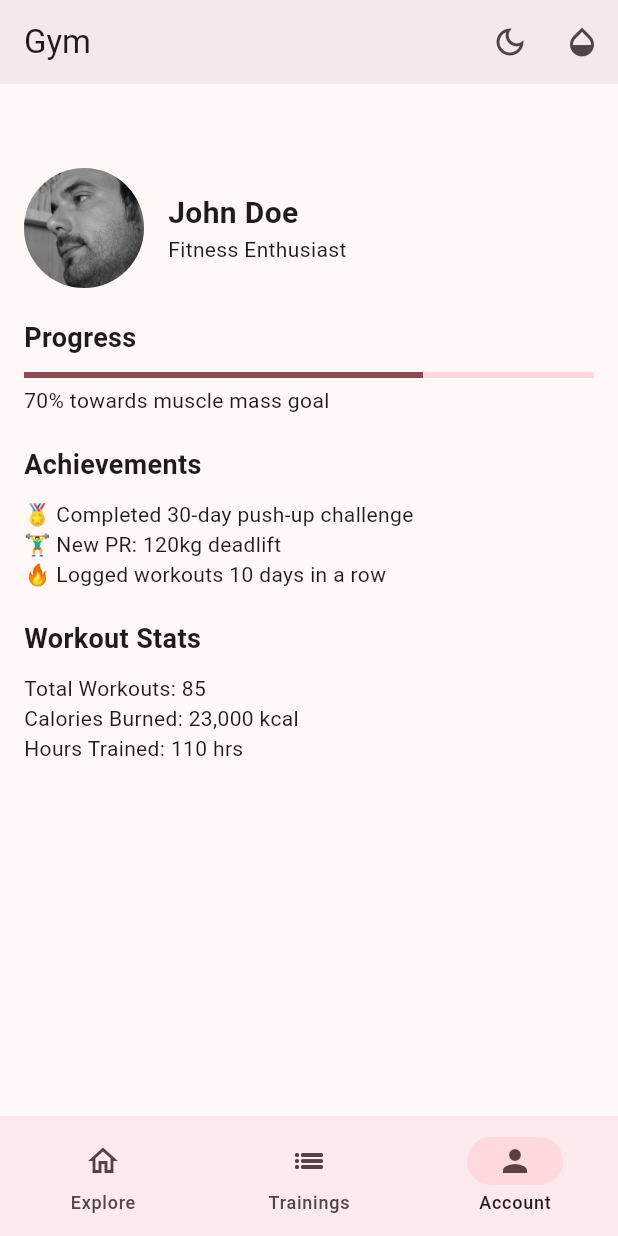
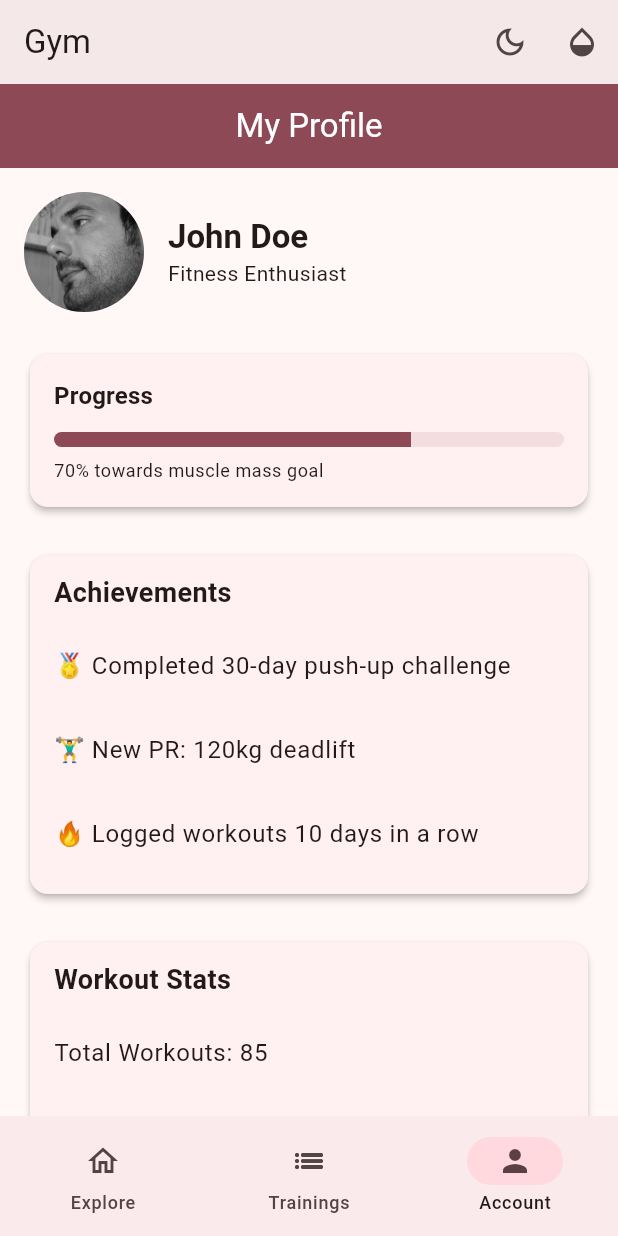
Before and after one commit to Marticat/finalka, a Flutter app: the screen it shows after launch, item 3 of the bottom bar chosen, on a phone screen of 412 x 824 dp. Run offline on Flutter 3.47's test engine with Material 3 defaults, Android fonts, the phone set to English and light mode, and no system bars.

Commit message:
Initial commit

```diff
--- a/lib/models/restaurant.dart
+++ b/lib/models/restaurant.dart
@@ -73,7 +73,7 @@ List<Restaurant> restaurants = [
         '''Upper body strength exercise focusing on back and biceps using body weight.''',
         price: 0.0, // бесплатное упражнение
         imageUrl:
-        'https://images.unsplash.com/photo-1598970434795-0c54fe7c0642?auto=format&fit=crop&w=930&q=80',
+        'https://barbend.com/wp-content/uploads/2024/05/never-start-back-workouts-with-pull-ups-1713758245.jpg',
       ),
       Item(
         name: 'Push-Ups',
--- a/lib/screens/profile_page.dart
+++ b/lib/screens/profile_page.dart
@@ -5,80 +5,147 @@ class ProfilePage extends StatelessWidget {
 
   @override
   Widget build(BuildContext context) {
+    final theme = Theme.of(context);
+    final textTheme = theme.textTheme;
+
     return Scaffold(
+      appBar: AppBar(
+        title: const Text("My Profile"),
+        centerTitle: true,
+        backgroundColor: theme.colorScheme.primary,
+        foregroundColor: theme.colorScheme.onPrimary,
+      ),
       body: SingleChildScrollView(
         padding: const EdgeInsets.all(16.0),
         child: Column(
           crossAxisAlignment: CrossAxisAlignment.start,
           children: [
-            const SizedBox(height: 40),
-            _buildProfileHeader(),
-            const SizedBox(height: 20),
-            _buildProgressSection(),
-            const SizedBox(height: 20),
-            _buildAchievementsSection(),
-            const SizedBox(height: 20),
-            _buildWorkoutStats(),
+            _buildProfileHeader(context),
+            const SizedBox(height: 24),
+            _buildProgressSection(context),
+            const SizedBox(height: 24),
+            _buildCardSection(
+              title: "Achievements",
+              children: const [
+                ListTile(title: Text("🏅 Completed 30-day push-up challenge")),
+                ListTile(title: Text("🏋️‍♂️ New PR: 120kg deadlift")),
+                ListTile(title: Text("🔥 Logged workouts 10 days in a row")),
+              ],
+            ),
+            const SizedBox(height: 24),
+            _buildCardSection(
+              title: "Workout Stats",
+              children: const [
+                ListTile(title: Text("Total Workouts: 85")),
+                ListTile(title: Text("Calories Burned: 23,000 kcal")),
+                ListTile(title: Text("Hours Trained: 110 hrs")),
+              ],
+            ),
+            const SizedBox(height: 24),
+            _buildFriendsSection(),
           ],
         ),
       ),
     );
   }
 
-  Widget _buildProfileHeader() {
+  Widget _buildProfileHeader(BuildContext context) {
+    final textTheme = Theme.of(context).textTheme;
+
     return Row(
       children: [
         const CircleAvatar(
           radius: 40,
-          backgroundImage: AssetImage('assets/profile_pics/person_cesare.jpeg'), // Make sure this asset exists
+          backgroundImage: AssetImage('assets/profile_pics/person_cesare.jpeg'),
         ),
         const SizedBox(width: 16),
         Column(
           crossAxisAlignment: CrossAxisAlignment.start,
-          children: const [
-            Text("John Doe", style: TextStyle(fontSize: 20, fontWeight: FontWeight.bold)),
-            Text("Fitness Enthusiast"),
+          children: [
+            Text("John Doe", style: textTheme.titleLarge?.copyWith(fontWeight: FontWeight.bold)),
+            Text("Fitness Enthusiast", style: textTheme.bodyMedium),
           ],
         )
       ],
     );
   }
 
-  Widget _buildProgressSection() {
-    return Column(
-      crossAxisAlignment: CrossAxisAlignment.start,
-      children: const [
-        Text("Progress", style: TextStyle(fontSize: 18, fontWeight: FontWeight.bold)),
-        SizedBox(height: 10),
-        LinearProgressIndicator(value: 0.7),
-        SizedBox(height: 5),
-        Text("70% towards muscle mass goal"),
-      ],
+  Widget _buildProgressSection(BuildContext context) {
+    final color = Theme.of(context).colorScheme;
+
+    return Card(
+      elevation: 2,
+      shape: RoundedRectangleBorder(borderRadius: BorderRadius.circular(12)),
+      child: Padding(
+        padding: const EdgeInsets.all(16.0),
+        child: Column(
+          crossAxisAlignment: CrossAxisAlignment.start,
+          children: [
+            Text("Progress", style: Theme.of(context).textTheme.titleMedium?.copyWith(fontWeight: FontWeight.bold)),
+            const SizedBox(height: 12),
+            ClipRRect(
+              borderRadius: BorderRadius.circular(8),
+              child: LinearProgressIndicator(
+                value: 0.7,
+                minHeight: 10,
+                backgroundColor: color.surfaceVariant,
+                valueColor: AlwaysStoppedAnimation(color.primary),
+              ),
+            ),
+            const SizedBox(height: 8),
+            Text("70% towards muscle mass goal", style: Theme.of(context).textTheme.bodySmall),
+          ],
+        ),
+      ),
     );
   }
 
-  Widget _buildAchievementsSection() {
-    return Column(
-      crossAxisAlignment: CrossAxisAlignment.start,
-      children: const [
-        Text("Achievements", style: TextStyle(fontSize: 18, fontWeight: FontWeight.bold)),
-        SizedBox(height: 10),
-        Text("🏅 Completed 30-day push-up challenge"),
-        Text("🏋️‍♂️ New PR: 120kg deadlift"),
-        Text("🔥 Logged workouts 10 days in a row"),
-      ],
+  Widget _buildCardSection({required String title, required List<Widget> children}) {
+    return Card(
+      elevation: 2,
+      shape: RoundedRectangleBorder(borderRadius: BorderRadius.circular(12)),
+      child: Padding(
+        padding: const EdgeInsets.symmetric(vertical: 12.0),
+        child: Column(
+          crossAxisAlignment: CrossAxisAlignment.start,
+          children: [
+            Padding(
+              padding: const EdgeInsets.symmetric(horizontal: 16.0),
+              child: Text(title, style: const TextStyle(fontSize: 18, fontWeight: FontWeight.bold)),
+            ),
+            const SizedBox(height: 8),
+            ...children,
+          ],
+        ),
+      ),
     );
   }
 
-  Widget _buildWorkoutStats() {
-    return Column(
-      crossAxisAlignment: CrossAxisAlignment.start,
+  Widget _buildFriendsSection() {
+    return _buildCardSection(
+      title: "Friends",
       children: const [
-        Text("Workout Stats", style: TextStyle(fontSize: 18, fontWeight: FontWeight.bold)),
-        SizedBox(height: 10),
-        Text("Total Workouts: 85"),
-        Text("Calories Burned: 23,000 kcal"),
-        Text("Hours Trained: 110 hrs"),
+        ListTile(
+          leading: CircleAvatar(
+            backgroundImage: AssetImage('assets/profile_pics/friend_anna.jpg'),
+          ),
+          title: Text("Anna Smith"),
+          subtitle: Text("🏃‍♀️ 5K run today"),
+        ),
+        ListTile(
+          leading: CircleAvatar(
+            backgroundImage: AssetImage('assets/profile_pics/friend_bob.jpg'),
+          ),
+          title: Text("Bob Johnson"),
+          subtitle: Text("💪 Just hit a new PR!"),
+        ),
+        ListTile(
+          leading: CircleAvatar(
+            backgroundImage: AssetImage('assets/profile_pics/friend_emma.jpg'),
+          ),
+          title: Text("Emma Davis"),
+          subtitle: Text("🔥 7 days workout streak"),
+        ),
       ],
     );
   }
```
